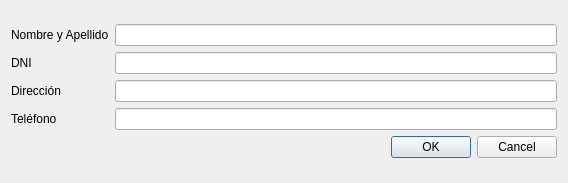
UNPSJB/FarmaciaCrisol, file Prototipo/altaCliente.ui: the form before one commit.
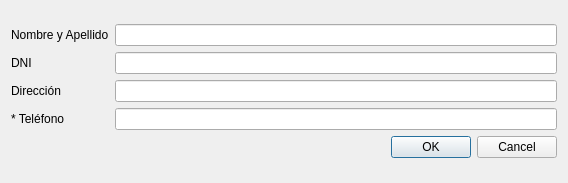
The form after the commit.

What changed in the file:
```diff
--- a/Prototipo/altaCliente.ui
+++ b/Prototipo/altaCliente.ui
@@ -29,7 +29,7 @@
      <item row="3" column="0">
       <widget class="QLabel" name="label_4">
        <property name="text">
-        <string>Teléfono</string>
+        <string>* Teléfono</string>
        </property>
       </widget>
      </item>
```
